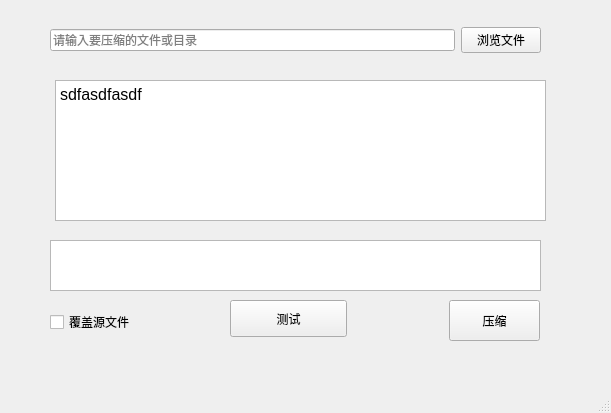
Qt form mainwindow.ui (greatyingzi/qt_img_compress) before a commit.
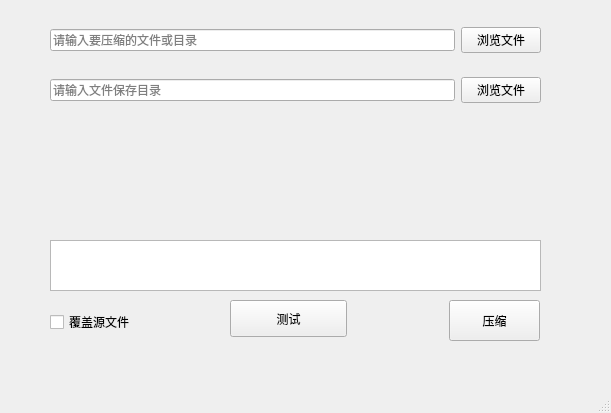
The same form after that commit.

Commit message: 完成单文件压缩功能

Patch:
```diff
--- a/mainwindow.ui
+++ b/mainwindow.ui
@@ -104,22 +104,62 @@
      <string>测试</string>
     </property>
    </widget>
-   <widget class="QTextBrowser" name="textBrowser">
+   <widget class="QLabel" name="label">
     <property name="geometry">
      <rect>
-      <x>55</x>
-      <y>80</y>
+      <x>60</x>
+      <y>140</y>
+      <width>471</width>
+      <height>91</height>
+     </rect>
+    </property>
+    <property name="text">
+     <string/>
+    </property>
+    <property name="alignment">
+     <set>Qt::AlignLeading|Qt::AlignLeft|Qt::AlignTop</set>
+    </property>
+   </widget>
+   <widget class="QWidget" name="horizontalLayoutWidget_2">
+    <property name="geometry">
+     <rect>
+      <x>50</x>
+      <y>70</y>
       <width>491</width>
-      <height>141</height>
+      <height>41</height>
      </rect>
     </property>
-    <property name="html">
-     <string>&lt;!DOCTYPE HTML PUBLIC &quot;-//W3C//DTD HTML 4.0//EN&quot; &quot;http://www.w3.org/TR/REC-html40/strict.dtd&quot;&gt;
-&lt;html&gt;&lt;head&gt;&lt;meta name=&quot;qrichtext&quot; content=&quot;1&quot; /&gt;&lt;style type=&quot;text/css&quot;&gt;
-p, li { white-space: pre-wrap; }
-&lt;/style&gt;&lt;/head&gt;&lt;body style=&quot; font-family:'Noto Sans CJK SC'; font-size:12pt; font-weight:400; font-style:normal;&quot;&gt;
-&lt;p style=&quot; margin-top:0px; margin-bottom:0px; margin-left:0px; margin-right:0px; -qt-block-indent:0; text-indent:0px;&quot;&gt;sdfasdfasdf&lt;/p&gt;&lt;/body&gt;&lt;/html&gt;</string>
-    </property>
+    <layout class="QHBoxLayout" name="horizontalLayout_2">
+     <item>
+      <widget class="QLineEdit" name="filePathSaveEdit">
+       <property name="toolTip">
+        <string/>
+       </property>
+       <property name="statusTip">
+        <string/>
+       </property>
+       <property name="whatsThis">
+        <string/>
+       </property>
+       <property name="inputMask">
+        <string/>
+       </property>
+       <property name="text">
+        <string extracomment="请输入要压缩的文件或目录"/>
+       </property>
+       <property name="placeholderText">
+        <string>请输入文件保存目录</string>
+       </property>
+      </widget>
+     </item>
+     <item>
+      <widget class="QPushButton" name="browserFileSaveBtn">
+       <property name="text">
+        <string>浏览文件</string>
+       </property>
+      </widget>
+     </item>
+    </layout>
    </widget>
   </widget>
   <widget class="QMenuBar" name="menubar">
```
Left out of the diff: 8 changed lines with no effect on the pictures. The commit also changes 9 other files.
